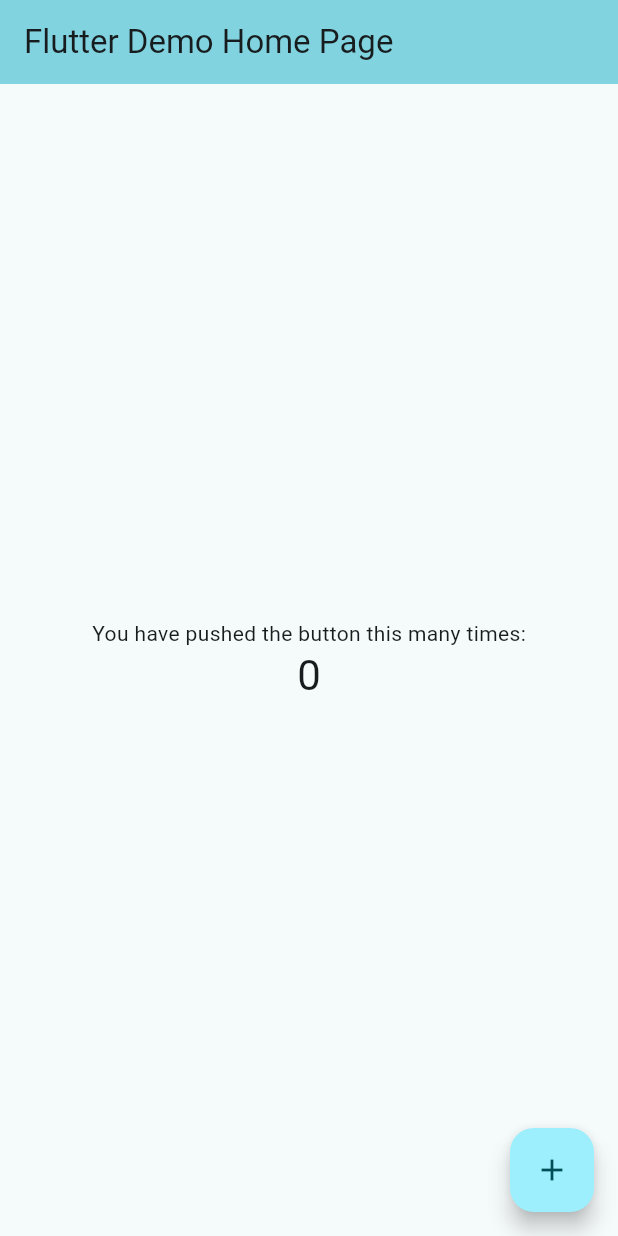
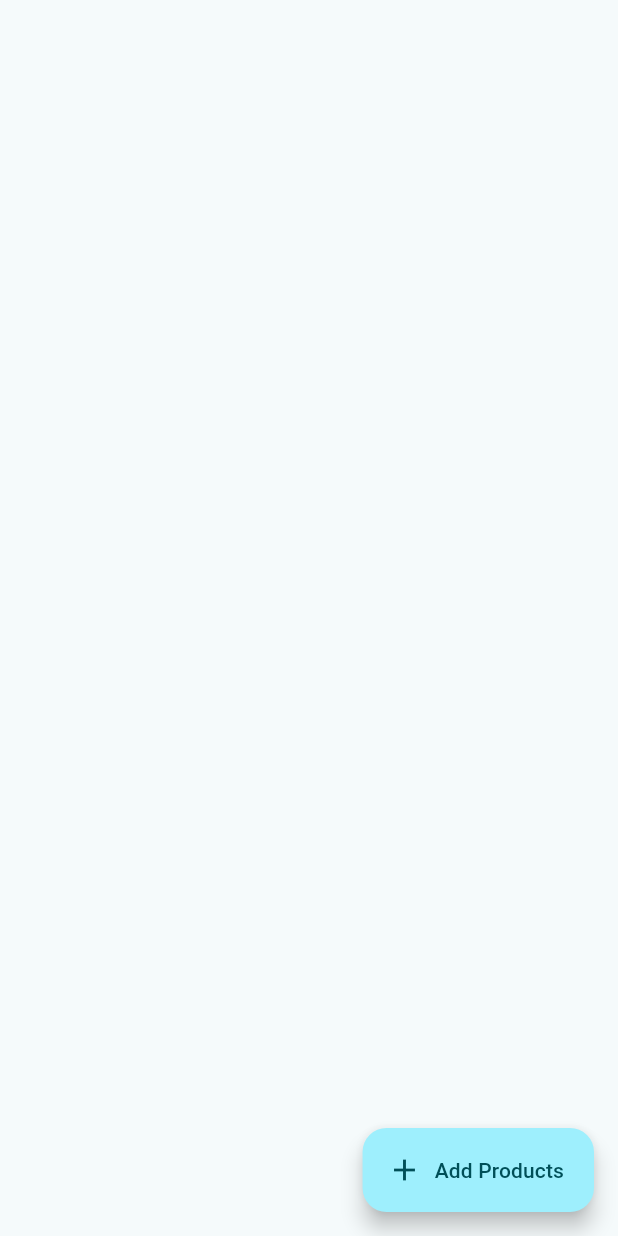
Before and after one commit to abhishekk1004/scratch, a Flutter app: the screen it shows after launch, on a phone screen of 412 x 824 dp. Run offline on Flutter 3.47's test engine with Material 3 defaults, Android fonts, the phone set to English and light mode, and no system bars; our stand-ins replace cloud_firestore, firebase_core; accounts and stored records are empty.

Commit message:
Added: HomeScreen

```diff
--- a/lib/main.dart
+++ b/lib/main.dart
@@ -1,122 +1,42 @@
+import 'package:firebase_core/firebase_core.dart';
 import 'package:flutter/material.dart';
+import 'package:provider/provider.dart';
 import 'package:scratch/constants/colors.dart';
+import 'package:scratch/repo/product_repo.dart';
+import 'package:scratch/repo/product_repo_impl.dart';
+import 'package:scratch/view/home_screen.dart';
+import 'package:scratch/viewmodels/product_view_model.dart';
 
-void main() {
+void main() async {
+  WidgetsFlutterBinding.ensureInitialized();
+  await Firebase.initializeApp(
+    options: DefaultFirebaseOptions.currentPlatform,
+  );
   runApp(const MyApp());
 }
 
 class MyApp extends StatelessWidget {
   const MyApp({super.key});
 
-  // This widget is the root of your application.
   @override
   Widget build(BuildContext context) {
-    return MaterialApp(
-      title: 'Flutter Demo',
-      theme: ThemeData(
-        // This is the theme of your application.
-        //
-        // TRY THIS: Try running your application with "flutter run". You'll see
-        // the application has a purple toolbar. Then, without quitting the app,
-        // try changing the seedColor in the colorScheme below to Colors.green
-        // and then invoke "hot reload" (save your changes or press the "hot
-        // reload" button in a Flutter-supported IDE, or press "r" if you used
-        // the command line to start the app).
-        //
-        // Notice that the counter didn't reset back to zero; the application
-        // state is not lost during the reload. To reset the state, use hot
-        // restart instead.
-        //
-        // This works for code too, not just values: Most code changes can be
-        // tested with just a hot reload.
-        colorScheme: .fromSeed(seedColor: black),
-      ),
-      home: const MyHomePage(title: 'Flutter Demo Home Page'),
-    );
-  }
-}
-
-class MyHomePage extends StatefulWidget {
-  const MyHomePage({super.key, required this.title});
-
-  // This widget is the home page of your application. It is stateful, meaning
-  // that it has a State object (defined below) that contains fields that affect
-  // how it looks.
-
-  // This class is the configuration for the state. It holds the values (in this
-  // case the title) provided by the parent (in this case the App widget) and
-  // used by the build method of the State. Fields in a Widget subclass are
-  // always marked "final".
-
-  final String title;
-
-  @override
-  State<MyHomePage> createState() => _MyHomePageState();
-}
-
-class _MyHomePageState extends State<MyHomePage> {
-  int _counter = 0;
-
-  void _incrementCounter() {
-    setState(() {
-      // This call to setState tells the Flutter framework that something has
-      // changed in this State, which causes it to rerun the build method below
-      // so that the display can reflect the updated values. If we changed
-      // _counter without calling setState(), then the build method would not be
-      // called again, and so nothing would appear to happen.
-      _counter++;
-    });
-  }
-
-  @override
-  Widget build(BuildContext context) {
-    // This method is rerun every time setState is called, for instance as done
-    // by the _incrementCounter method above.
-    //
-    // The Flutter framework has been optimized to make rerunning build methods
-    // fast, so that you can just rebuild anything that needs updating rather
-    // than having to individually change instances of widgets.
-    return Scaffold(
-      appBar: AppBar(
-        // TRY THIS: Try changing the color here to a specific color (to
-        // Colors.amber, perhaps?) and trigger a hot reload to see the AppBar
-        // change color while the other colors stay the same.
-        backgroundColor: Theme.of(context).colorScheme.inversePrimary,
-        // Here we take the value from the MyHomePage object that was created by
-        // the App.build method, and use it to set our appbar title.
-        title: Text(widget.title),
-      ),
-      body: Center(
-        // Center is a layout widget. It takes a single child and positions it
-        // in the middle of the parent.
-        child: Column(
-          // Column is also a layout widget. It takes a list of children and
-          // arranges them vertically. By default, it sizes itself to fit its
-          // children horizontally, and tries to be as tall as its parent.
-          //
-          // Column has various properties to control how it sizes itself and
-          // how it positions its children. Here we use mainAxisAlignment to
-          // center the children vertically; the main axis here is the vertical
-          // axis because Columns are vertical (the cross axis would be
-          // horizontal).
-          //
-          // TRY THIS: Invoke "debug painting" (choose the "Toggle Debug Paint"
-          // action in the IDE, or press "p" in the console), to see the
-          // wireframe for each widget.
-          mainAxisAlignment: .center,
-          children: [
-            const Text('You have pushed the button this many times:'),
-            Text(
-              '$_counter',
-              style: Theme.of(context).textTheme.headlineMedium,
-            ),
-          ],
+    return MultiProvider(
+      providers: [
+        Provider<ProductRepo>(create: (_) => ProductRepoImpl()),
+        ChangeNotifierProvider(
+          create: (context) => ProductViewModel(
+            productRepo: context.read<ProductRepo>(),
+          ),
         ),
-      ),
-      floatingActionButton: FloatingActionButton(
-        onPressed: _incrementCounter,
-        tooltip: 'Increment',
-        child: const Icon(Icons.add),
+      ],
+      child: MaterialApp(
+        title: 'Flutter Demo',
+        debugShowCheckedModeBanner: false,
+        theme: ThemeData(
+          colorScheme: ColorScheme.fromSeed(seedColor: black),
+          useMaterial3: true,
+        ),
+        home: const HomeScreen(),
       ),
     );
   }
--- /dev/null
+++ b/lib/view/home_screen.dart
@@ -0,0 +1,20 @@
+import 'package:flutter/material.dart';
+
+class HomeScreen extends StatefulWidget {
+  const HomeScreen({super.key});
+
+  @override
+  State<HomeScreen> createState() => _HomeScreenState();
+}
+
+class _HomeScreenState extends State<HomeScreen> {
+  @override
+  Widget build(BuildContext context) {
+    return Scaffold(
+      floatingActionButton: FloatingActionButton.extended(onPressed:() {},
+      icon: Icon(Icons.add),
+      label: Text("Add Products"),
+      ),
+    );
+  }
+}
```
Also changed, not shown: lib/view/add_product_screen.dart (added, +147 -0 lines), lib/viewmodels/product_view_model.dart (added, +147 -0 lines).
